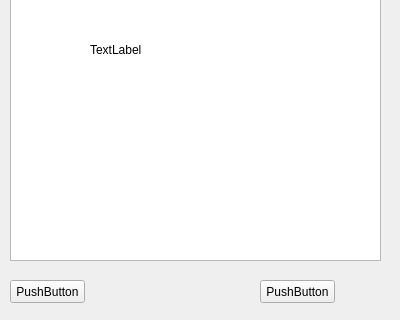
Old version of the form tweetssearch.ui in the repository unix-admin/ita_cource; both pictures show x 0 to 400 and y 270 to 590 of the 400 by 590 pixel window.
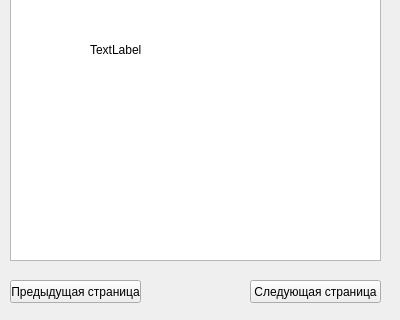
New version of the form.

The edit to the form file:
```diff
--- a/tweetssearch.ui
+++ b/tweetssearch.ui
@@ -64,25 +64,25 @@
     <rect>
      <x>10</x>
      <y>550</y>
-     <width>75</width>
+     <width>131</width>
      <height>23</height>
     </rect>
    </property>
    <property name="text">
-    <string>PushButton</string>
+    <string>Предыдущая страница</string>
    </property>
   </widget>
   <widget class="QPushButton" name="next">
    <property name="geometry">
     <rect>
-     <x>260</x>
+     <x>250</x>
      <y>550</y>
-     <width>75</width>
+     <width>131</width>
      <height>23</height>
     </rect>
    </property>
    <property name="text">
-    <string>PushButton</string>
+    <string>Следующая страница</string>
    </property>
   </widget>
  </widget>
```
Left out of the diff: 4 changed lines with no effect on the pictures.
